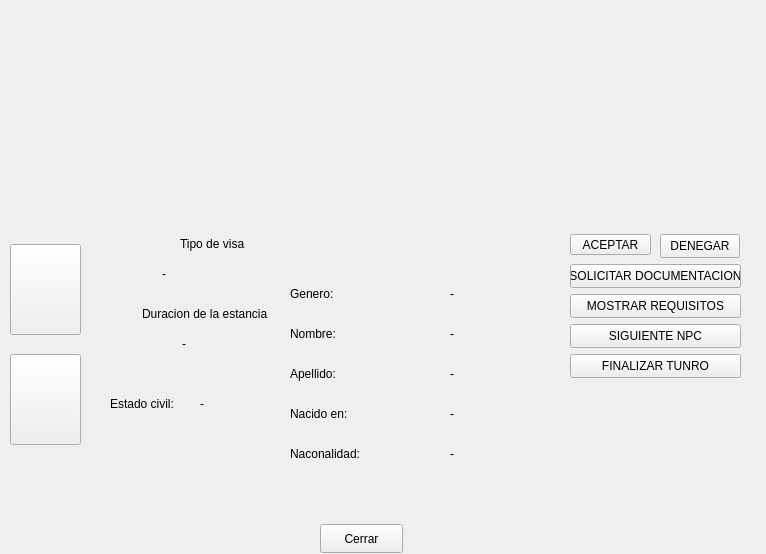
Old version of the form gameplay.ui in the repository facurz55/Paper-Please.
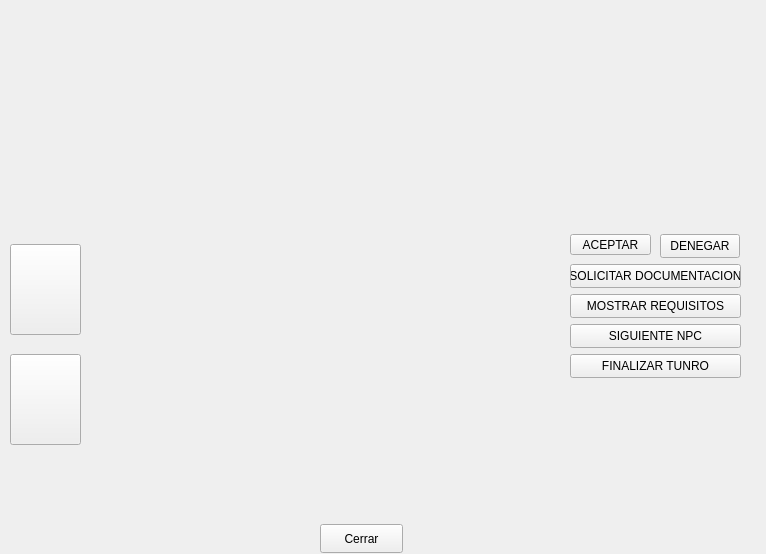
New version of the form. Icons and pictures are not drawn.

Commit message: sex_labels_update_2.0

The edit to the form file:
```diff
--- a/gameplay.ui
+++ b/gameplay.ui
@@ -254,9 +254,41 @@
               <x>250</x>
               <y>0</y>
               <width>311</width>
-              <height>291</height>
+              <height>301</height>
              </rect>
             </property>
+            <property name="palette">
+             <palette>
+              <active>
+               <colorrole role="WindowText">
+                <brush brushstyle="SolidPattern">
+                 <color alpha="255">
+                  <red>0</red>
+                  <green>0</green>
+                  <blue>0</blue>
+                 </color>
+                </brush>
+               </colorrole>
+              </active>
+              <inactive>
+               <colorrole role="WindowText">
+                <brush brushstyle="SolidPattern">
+                 <color alpha="255">
+                  <red>0</red>
+                  <green>0</green>
+                  <blue>0</blue>
+                 </color>
+                </brush>
+               </colorrole>
+              </inactive>
+              <disabled/>
+             </palette>
+            </property>
+            <property name="font">
+             <font>
+              <pointsize>11</pointsize>
+             </font>
+            </property>
             <property name="styleSheet">
              <string notr="true">#datos
 {
@@ -270,12 +302,44 @@
            <widget class="QLabel" name="visaD">
             <property name="geometry">
              <rect>
-              <x>100</x>
+              <x>280</x>
               <y>0</y>
               <width>241</width>
               <height>291</height>
              </rect>
             </property>
+            <property name="palette">
+             <palette>
+              <active>
+               <colorrole role="WindowText">
+                <brush brushstyle="SolidPattern">
+                 <color alpha="255">
+                  <red>0</red>
+                  <green>0</green>
+                  <blue>0</blue>
+                 </color>
+                </brush>
+               </colorrole>
+              </active>
+              <inactive>
+               <colorrole role="WindowText">
+                <brush brushstyle="SolidPattern">
+                 <color alpha="255">
+                  <red>0</red>
+                  <green>0</green>
+                  <blue>0</blue>
+                 </color>
+                </brush>
+               </colorrole>
+              </inactive>
+              <disabled/>
+             </palette>
+            </property>
+            <property name="font">
+             <font>
+              <pointsize>11</pointsize>
+             </font>
+            </property>
             <property name="styleSheet">
              <string notr="true">#visaD
 {
@@ -285,205 +349,8 @@
             <property name="text">
              <string/>
             </property>
-           </widget>
-           <widget class="QLabel" name="genero">
-            <property name="geometry">
-             <rect>
-              <x>290</x>
-              <y>60</y>
-              <width>63</width>
-              <height>20</height>
-             </rect>
-            </property>
-            <property name="palette">
-             <palette>
-              <active>
-               <colorrole role="WindowText">
-                <brush brushstyle="SolidPattern">
-                 <color alpha="255">
-                  <red>0</red>
-                  <green>0</green>
-                  <blue>0</blue>
-                 </color>
-                </brush>
-               </colorrole>
-              </active>
-              <inactive>
-               <colorrole role="WindowText">
-                <brush brushstyle="SolidPattern">
-                 <color alpha="255">
-                  <red>0</red>
-                  <green>0</green>
-                  <blue>0</blue>
-                 </color>
-                </brush>
-               </colorrole>
-              </inactive>
-              <disabled/>
-             </palette>
-            </property>
-            <property name="text">
-             <string>Genero:</string>
-            </property>
-           </widget>
-           <widget class="QLabel" name="nombre">
-            <property name="geometry">
-             <rect>
-              <x>290</x>
-              <y>100</y>
-              <width>63</width>
-              <height>20</height>
-             </rect>
-            </property>
-            <property name="palette">
-             <palette>
-              <active>
-               <colorrole role="WindowText">
-                <brush brushstyle="SolidPattern">
-                 <color alpha="255">
-                  <red>0</red>
-                  <green>0</green>
-                  <blue>0</blue>
-                 </color>
-                </brush>
-               </colorrole>
-              </active>
-              <inactive>
-               <colorrole role="WindowText">
-                <brush brushstyle="SolidPattern">
-                 <color alpha="255">
-                  <red>0</red>
-                  <green>0</green>
-                  <blue>0</blue>
-                 </color>
-                </brush>
-               </colorrole>
-              </inactive>
-              <disabled/>
-             </palette>
-            </property>
-            <property name="text">
-             <string>Nombre:</string>
-            </property>
-           </widget>
-           <widget class="QLabel" name="apellido">
-            <property name="geometry">
-             <rect>
-              <x>290</x>
-              <y>140</y>
-              <width>63</width>
-              <height>20</height>
-             </rect>
-            </property>
-            <property name="palette">
-             <palette>
-              <active>
-               <colorrole role="WindowText">
-                <brush brushstyle="SolidPattern">
-                 <color alpha="255">
-                  <red>0</red>
-                  <green>0</green>
-                  <blue>0</blue>
-                 </color>
-                </brush>
-               </colorrole>
-              </active>
-              <inactive>
-               <colorrole role="WindowText">
-                <brush brushstyle="SolidPattern">
-                 <color alpha="255">
-                  <red>0</red>
-                  <green>0</green>
-                  <blue>0</blue>
-                 </color>
-                </brush>
-               </colorrole>
-              </inactive>
-              <disabled/>
-             </palette>
-            </property>
-            <property name="text">
-             <string>Apellido:</string>
-            </property>
-           </widget>
-           <widget class="QLabel" name="nacimiento">
-            <property name="geometry">
-             <rect>
-              <x>290</x>
-              <y>180</y>
-              <width>81</width>
-              <height>20</height>
-             </rect>
-            </property>
-            <property name="palette">
-             <palette>
-              <active>
-               <colorrole role="WindowText">
-                <brush brushstyle="SolidPattern">
-                 <color alpha="255">
-                  <red>0</red>
-                  <green>0</green>
-                  <blue>0</blue>
-                 </color>
-                </brush>
-               </colorrole>
-              </active>
-              <inactive>
-               <colorrole role="WindowText">
-                <brush brushstyle="SolidPattern">
-                 <color alpha="255">
-                  <red>0</red>
-                  <green>0</green>
-                  <blue>0</blue>
-                 </color>
-                </brush>
-               </colorrole>
-              </inactive>
-              <disabled/>
-             </palette>
-            </property>
-            <property name="text">
-             <string>Nacido en:</string>
-            </property>
-           </widget>
-           <widget class="QLabel" name="nacionalidad">
-            <property name="geometry">
-             <rect>
-              <x>290</x>
-              <y>220</y>
-              <width>91</width>
-              <height>20</height>
-             </rect>
-            </property>
-            <property name="palette">
-             <palette>
-              <active>
-               <colorrole role="WindowText">
-                <brush brushstyle="SolidPattern">
-                 <color alpha="255">
-                  <red>0</red>
-                  <green>0</green>
-                  <blue>0</blue>
-                 </color>
-                </brush>
-               </colorrole>
-              </active>
-              <inactive>
-               <colorrole role="WindowText">
-                <brush brushstyle="SolidPattern">
-                 <color alpha="255">
-                  <red>0</red>
-                  <green>0</green>
-                  <blue>0</blue>
-                 </color>
-                </brush>
-               </colorrole>
-              </inactive>
-              <disabled/>
-             </palette>
-            </property>
-            <property name="text">
-             <string>Naconalidad:</string>
+            <property name="alignment">
+             <set>Qt::AlignCenter</set>
             </property>
            </widget>
            <widget class="QLabel" name="timer">
@@ -499,446 +366,6 @@
              <string/>
             </property>
            </widget>
-           <widget class="QLabel" name="generoD">
-            <property name="geometry">
-             <rect>
-              <x>450</x>
-              <y>60</y>
-              <width>63</width>
-              <height>20</height>
-             </rect>
-            </property>
-            <property name="palette">
-             <palette>
-              <active>
-               <colorrole role="WindowText">
-                <brush brushstyle="SolidPattern">
-                 <color alpha="255">
-                  <red>0</red>
-                  <green>0</green>
-                  <blue>0</blue>
-                 </color>
-                </brush>
-               </colorrole>
-              </active>
-              <inactive>
-               <colorrole role="WindowText">
-                <brush brushstyle="SolidPattern">
-                 <color alpha="255">
-                  <red>0</red>
-                  <green>0</green>
-                  <blue>0</blue>
-                 </color>
-                </brush>
-               </colorrole>
-              </inactive>
-              <disabled/>
-             </palette>
-            </property>
-            <property name="text">
-             <string>-</string>
-            </property>
-           </widget>
-           <widget class="QLabel" name="nombreD">
-            <property name="geometry">
-             <rect>
-              <x>450</x>
-              <y>100</y>
-              <width>63</width>
-              <height>20</height>
-             </rect>
-            </property>
-            <property name="palette">
-             <palette>
-              <active>
-               <colorrole role="WindowText">
-                <brush brushstyle="SolidPattern">
-                 <color alpha="255">
-                  <red>0</red>
-                  <green>0</green>
-                  <blue>0</blue>
-                 </color>
-                </brush>
-               </colorrole>
-              </active>
-              <inactive>
-               <colorrole role="WindowText">
-                <brush brushstyle="SolidPattern">
-                 <color alpha="255">
-                  <red>0</red>
-                  <green>0</green>
-                  <blue>0</blue>
-                 </color>
-                </brush>
-               </colorrole>
-              </inactive>
-              <disabled/>
-             </palette>
-            </property>
-            <property name="text">
-             <string>-</string>
-            </property>
-           </widget>
-           <widget class="QLabel" name="apellidoD">
-            <property name="geometry">
-             <rect>
-              <x>450</x>
-              <y>140</y>
-              <width>63</width>
-              <height>20</height>
-             </rect>
-            </property>
-            <property name="palette">
-             <palette>
-              <active>
-               <colorrole role="WindowText">
-                <brush brushstyle="SolidPattern">
-                 <color alpha="255">
-                  <red>0</red>
-                  <green>0</green>
-                  <blue>0</blue>
-                 </color>
-                </brush>
-               </colorrole>
-              </active>
-              <inactive>
-               <colorrole role="WindowText">
-                <brush brushstyle="SolidPattern">
-                 <color alpha="255">
-                  <red>0</red>
-                  <green>0</green>
-                  <blue>0</blue>
-                 </color>
-                </brush>
-               </colorrole>
-              </inactive>
-              <disabled/>
-             </palette>
-            </property>
-            <property name="text">
-             <string>-</string>
-            </property>
-           </widget>
-           <widget class="QLabel" name="nacimientoD">
-            <property name="geometry">
-             <rect>
-              <x>450</x>
-              <y>180</y>
-              <width>63</width>
-              <height>20</height>
-             </rect>
-            </property>
-            <property name="palette">
-             <palette>
-              <active>
-               <colorrole role="WindowText">
-                <brush brushstyle="SolidPattern">
-                 <color alpha="255">
-                  <red>0</red>
-                  <green>0</green>
-                  <blue>0</blue>
-                 </color>
-                </brush>
-               </colorrole>
-              </active>
-              <inactive>
-               <colorrole role="WindowText">
-                <brush brushstyle="SolidPattern">
-                 <color alpha="255">
-                  <red>0</red>
-                  <green>0</green>
-                  <blue>0</blue>
-                 </color>
-                </brush>
-               </colorrole>
-              </inactive>
-              <disabled/>
-             </palette>
-            </property>
-            <property name="text">
-             <string>-</string>
-            </property>
-           </widget>
-           <widget class="QLabel" name="nacionalidadD">
-            <property name="geometry">
-             <rect>
-              <x>450</x>
-              <y>220</y>
-              <width>91</width>
-              <height>20</height>
-             </rect>
-            </property>
-            <property name="palette">
-             <palette>
-              <active>
-               <colorrole role="WindowText">
-                <brush brushstyle="SolidPattern">
-                 <color alpha="255">
-                  <red>0</red>
-                  <green>0</green>
-                  <blue>0</blue>
-                 </color>
-                </brush>
-               </colorrole>
-              </active>
-              <inactive>
-               <colorrole role="WindowText">
-                <brush brushstyle="SolidPattern">
-                 <color alpha="255">
-                  <red>0</red>
-                  <green>0</green>
-                  <blue>0</blue>
-                 </color>
-                </brush>
-               </colorrole>
-              </inactive>
-              <disabled/>
-             </palette>
-            </property>
-            <property name="text">
-             <string>-</string>
-            </property>
-           </widget>
-           <widget class="QLabel" name="visa_2">
-            <property name="geometry">
-             <rect>
-              <x>180</x>
-              <y>10</y>
-              <width>91</width>
-              <height>20</height>
-             </rect>
-            </property>
-            <property name="palette">
-             <palette>
-              <active>
-               <colorrole role="WindowText">
-                <brush brushstyle="SolidPattern">
-                 <color alpha="255">
-                  <red>0</red>
-                  <green>0</green>
-                  <blue>0</blue>
-                 </color>
-                </brush>
-               </colorrole>
-              </active>
-              <inactive>
-               <colorrole role="WindowText">
-                <brush brushstyle="SolidPattern">
-                 <color alpha="255">
-                  <red>0</red>
-                  <green>0</green>
-                  <blue>0</blue>
-                 </color>
-                </brush>
-               </colorrole>
-              </inactive>
-              <disabled/>
-             </palette>
-            </property>
-            <property name="text">
-             <string>Tipo de visa</string>
-            </property>
-           </widget>
-           <widget class="QLabel" name="visaD_2">
-            <property name="geometry">
-             <rect>
-              <x>162</x>
-              <y>40</y>
-              <width>121</width>
-              <height>20</height>
-             </rect>
-            </property>
-            <property name="palette">
-             <palette>
-              <active>
-               <colorrole role="WindowText">
-                <brush brushstyle="SolidPattern">
-                 <color alpha="255">
-                  <red>0</red>
-                  <green>0</green>
-                  <blue>0</blue>
-                 </color>
-                </brush>
-               </colorrole>
-              </active>
-              <inactive>
-               <colorrole role="WindowText">
-                <brush brushstyle="SolidPattern">
-                 <color alpha="255">
-                  <red>0</red>
-                  <green>0</green>
-                  <blue>0</blue>
-                 </color>
-                </brush>
-               </colorrole>
-              </inactive>
-              <disabled/>
-             </palette>
-            </property>
-            <property name="text">
-             <string>-</string>
-            </property>
-           </widget>
-           <widget class="QLabel" name="duracion">
-            <property name="geometry">
-             <rect>
-              <x>142</x>
-              <y>80</y>
-              <width>161</width>
-              <height>20</height>
-             </rect>
-            </property>
-            <property name="palette">
-             <palette>
-              <active>
-               <colorrole role="WindowText">
-                <brush brushstyle="SolidPattern">
-                 <color alpha="255">
-                  <red>0</red>
-                  <green>0</green>
-                  <blue>0</blue>
-                 </color>
-                </brush>
-               </colorrole>
-              </active>
-              <inactive>
-               <colorrole role="WindowText">
-                <brush brushstyle="SolidPattern">
-                 <color alpha="255">
-                  <red>0</red>
-                  <green>0</green>
-                  <blue>0</blue>
-                 </color>
-                </brush>
-               </colorrole>
-              </inactive>
-              <disabled/>
-             </palette>
-            </property>
-            <property name="text">
-             <string>Duracion de la estancia</string>
-            </property>
-           </widget>
-           <widget class="QLabel" name="duracionD">
-            <property name="geometry">
-             <rect>
-              <x>182</x>
-              <y>110</y>
-              <width>81</width>
-              <height>20</height>
-             </rect>
-            </property>
-            <property name="palette">
-             <palette>
-              <active>
-               <colorrole role="WindowText">
-                <brush brushstyle="SolidPattern">
-                 <color alpha="255">
-                  <red>0</red>
-                  <green>0</green>
-                  <blue>0</blue>
-                 </color>
-                </brush>
-               </colorrole>
-              </active>
-              <inactive>
-               <colorrole role="WindowText">
-                <brush brushstyle="SolidPattern">
-                 <color alpha="255">
-                  <red>0</red>
-                  <green>0</green>
-                  <blue>0</blue>
-                 </color>
-                </brush>
-               </colorrole>
-              </inactive>
-              <disabled/>
-             </palette>
-            </property>
-            <property name="text">
-             <string>-</string>
-            </property>
-           </widget>
-           <widget class="QLabel" name="estadoCIVIL">
-            <property name="geometry">
-             <rect>
-              <x>110</x>
-              <y>170</y>
-              <width>81</width>
-              <height>20</height>
-             </rect>
-            </property>
-            <property name="palette">
-             <palette>
-              <active>
-               <colorrole role="WindowText">
-                <brush brushstyle="SolidPattern">
-                 <color alpha="255">
-                  <red>0</red>
-                  <green>0</green>
-                  <blue>0</blue>
-                 </color>
-                </brush>
-               </colorrole>
-              </active>
-              <inactive>
-               <colorrole role="WindowText">
-                <brush brushstyle="SolidPattern">
-                 <color alpha="255">
-                  <red>0</red>
-                  <green>0</green>
-                  <blue>0</blue>
-                 </color>
-                </brush>
-               </colorrole>
-              </inactive>
-              <disabled/>
-             </palette>
-            </property>
-            <property name="text">
-             <string>Estado civil:</string>
-            </property>
-           </widget>
-           <widget class="QLabel" name="estadoCIVILd">
-            <property name="geometry">
-             <rect>
-              <x>200</x>
-              <y>170</y>
-              <width>63</width>
-              <height>20</height>
-             </rect>
-            </property>
-            <property name="palette">
-             <palette>
-              <active>
-               <colorrole role="WindowText">
-                <brush brushstyle="SolidPattern">
-                 <color alpha="255">
-                  <red>0</red>
-                  <green>0</green>
-                  <blue>0</blue>
-                 </color>
-                </brush>
-               </colorrole>
-              </active>
-              <inactive>
-               <colorrole role="WindowText">
-                <brush brushstyle="SolidPattern">
-                 <color alpha="255">
-                  <red>0</red>
-                  <green>0</green>
-                  <blue>0</blue>
-                 </color>
-                </brush>
-               </colorrole>
-              </inactive>
-              <disabled/>
-             </palette>
-            </property>
-            <property name="text">
-             <string>-</string>
-            </property>
-           </widget>
           </widget>
          </item>
         </layout>
```
The commit also changes 3 other files.
